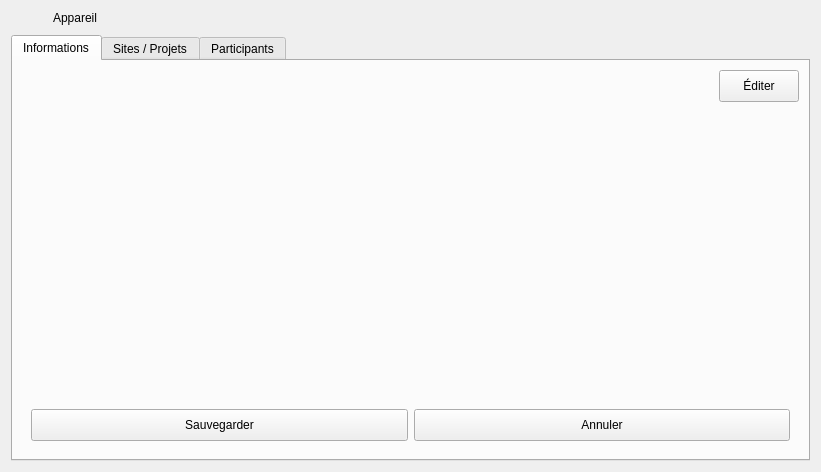
This is client/src/editors/DeviceWidget.ui in introlab/openteraplus as Qt 5 draws it before an edit. The edited form follows.
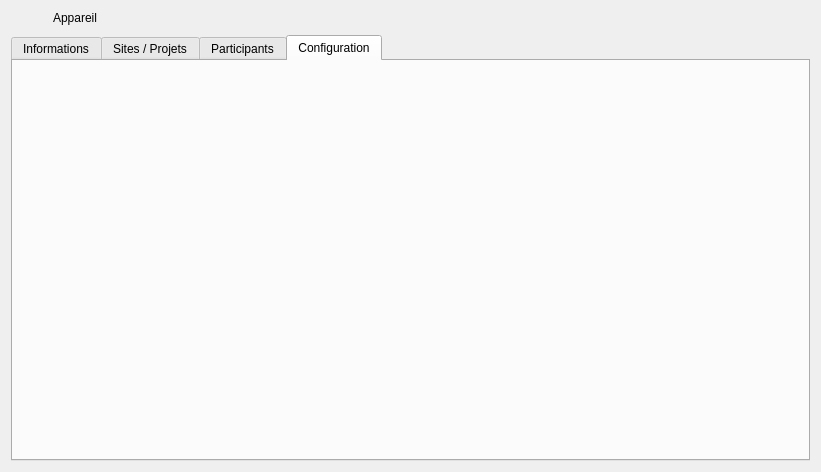
This is the edited form. Icons and pictures are not drawn. Custom widgets are drawn as their Qt base class.

Commit message: Refs #11. Added Service Configuration for users, devices and participants.

```diff
--- a/client/src/editors/DeviceWidget.ui
+++ b/client/src/editors/DeviceWidget.ui
@@ -158,7 +158,7 @@
    <item>
     <widget class="QTabWidget" name="tabNav">
      <property name="currentIndex">
-      <number>0</number>
+      <number>3</number>
      </property>
      <property name="iconSize">
       <size>
@@ -393,6 +393,20 @@
        </item>
       </layout>
      </widget>
+     <widget class="QWidget" name="tabServiceConfig">
+      <attribute name="icon">
+       <iconset resource="../../resources/TeraClient.qrc">
+        <normaloff>:/icons/config.png</normaloff>:/icons/config.png</iconset>
+      </attribute>
+      <attribute name="title">
+       <string>Configuration</string>
+      </attribute>
+      <layout class="QVBoxLayout" name="verticalLayout_4">
+       <item>
+        <widget class="QWidget" name="wdgServiceConfig" native="true"/>
+       </item>
+      </layout>
+     </widget>
     </widget>
    </item>
   </layout>
```
The commit also changes 15 other files.
